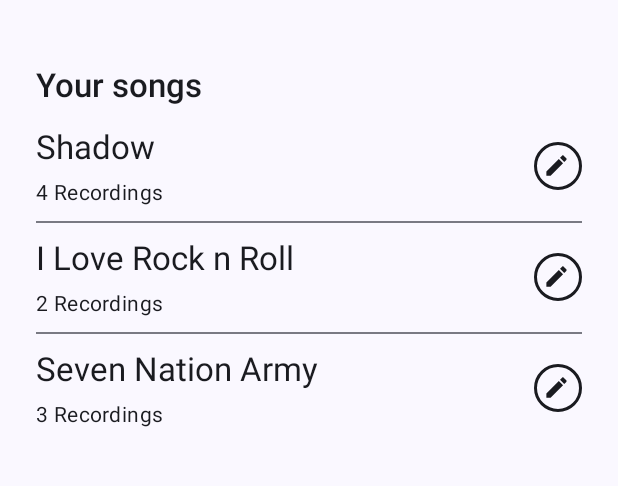
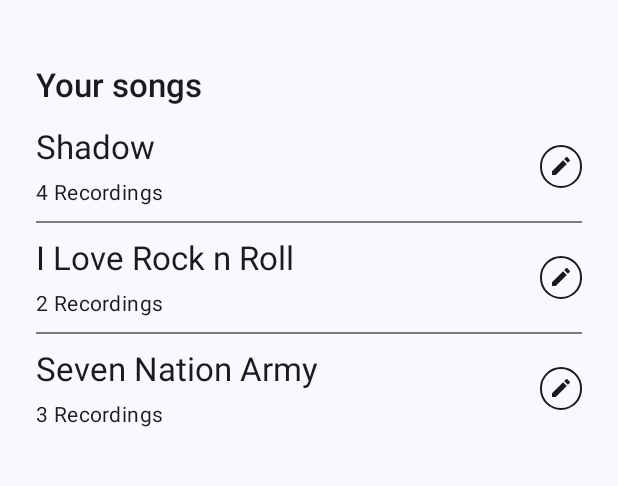
Before and after one commit to LorenzoLeonardini/Rehcorder, an Android app: the screen it shows after launch (MainActivity), on a phone screen of 412 x 824 dp, the part 70-556 px from its top. Run offline under Robolectric (Android 15) with nearby library versions, the phone set to English and light mode, and no system bars; our stand-ins replace navigation-ui.

Commit message:
Better size

```diff
--- a/app/src/main/res/values/themes.xml
+++ b/app/src/main/res/values/themes.xml
@@ -11,12 +11,15 @@
         <item name="iconPadding">0dp</item>
         <item name="android:insetTop">0dp</item>
         <item name="android:insetBottom">0dp</item>
+        <item name="android:paddingTop">4.5dp</item>
+        <item name="android:paddingBottom">4.5dp</item>
         <item name="android:paddingLeft">6dp</item>
         <item name="android:paddingRight">6dp</item>
-        <item name="android:minWidth">32dp</item>
-        <item name="android:minHeight">32dp</item>
-        <item name="strokeWidth">2dp</item>
+        <item name="android:minWidth">10dp</item>
+        <item name="android:minHeight">10dp</item>
+        <item name="strokeWidth">1.5dp</item>
         <item name="iconTint">?android:attr/textColorPrimary</item>
         <item name="strokeColor">?android:attr/textColorPrimary</item>
+        <item name="iconSize">16dp</item>
     </style>
 </resources>
```
